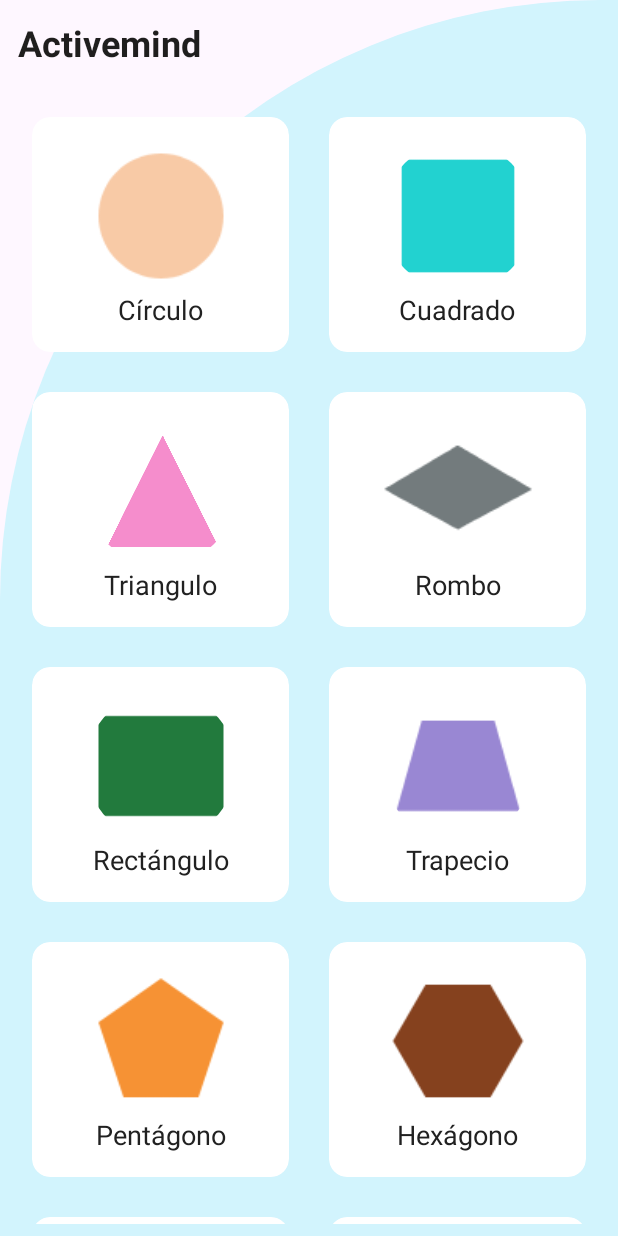
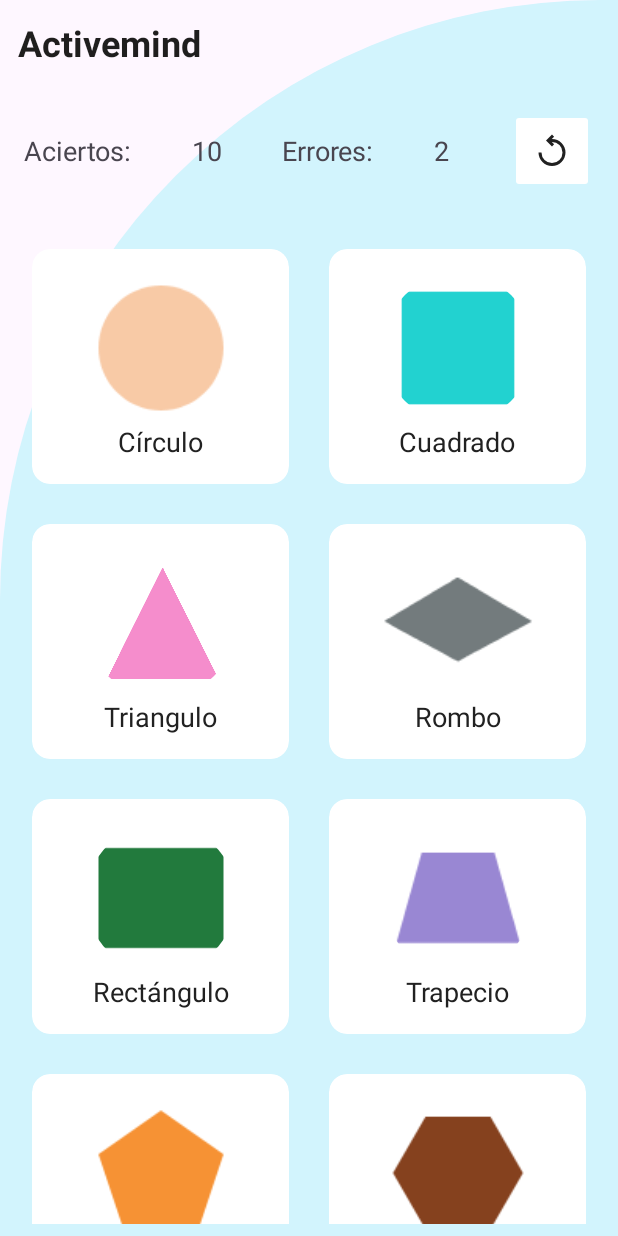
Before and after one commit to Alness1314/Activemind, an Android app: the screen it shows after launch (MainActivity), on a phone screen of 412 x 824 dp. Run offline under Robolectric (Android 15) with nearby library versions, the light colour scheme and no system bars.

Commit message:
feat: :zap: se añade score al layout main

```diff
--- a/app/src/main/java/com/example/activemind/MainActivity.kt
+++ b/app/src/main/java/com/example/activemind/MainActivity.kt
@@ -10,6 +10,7 @@ import android.nfc.NfcAdapter
 import android.os.Bundle
 import android.util.Log
 import android.view.View
+import android.widget.Toast
 import androidx.activity.enableEdgeToEdge
 import androidx.appcompat.app.AppCompatActivity
 import androidx.core.view.ViewCompat
@@ -28,6 +29,9 @@ class MainActivity : AppCompatActivity(), OnClickListener {
     private lateinit var nfcCardAdapter: NfcCardAdapter
     private lateinit var gridLayoutManager: GridLayoutManager
     private lateinit var binding: ActivityMainBinding
+
+    private var success: Int = 10
+    private var errors: Int = 2
 
     //NFC
     private var nfcAdapter: NfcAdapter? = null
@@ -61,7 +65,19 @@ class MainActivity : AppCompatActivity(), OnClickListener {
             Intent(this, javaClass).addFlags(Intent.FLAG_ACTIVITY_SINGLE_TOP),
             PendingIntent.FLAG_MUTABLE)
 
+        binding.btnReset.setOnClickListener {
+            errors = 0
+            success = 0
+            setValuesScore(success, errors)
+        }
 
+        setValuesScore(success, errors)
+
+    }
+
+    private fun setValuesScore(success: Int, errors: Int){
+        binding.tvSuccess.text = success.toString()
+        binding.tvError.text = errors.toString()
     }
 
     private fun getCards(): MutableList<NfcCard> {
--- a/app/src/main/java/com/example/activemind/NfcCardDialogFragment.kt
+++ b/app/src/main/java/com/example/activemind/NfcCardDialogFragment.kt
@@ -10,6 +10,7 @@ import android.view.LayoutInflater
 import android.view.View
 import android.view.ViewGroup
 import android.view.animation.AnimationUtils
+import android.widget.Button
 import android.widget.Toast
 import androidx.annotation.RawRes
 import androidx.core.content.ContextCompat
@@ -86,7 +87,7 @@ class NfcCardDialogFragment : DialogFragment() {
         if (nfcFigure == figure && nfcColor == color) {
             countDownTimer.cancel()
 
-            binding.tvTimerFragment.text = "¡Tarjeta Correcta!"
+            binding.tvTimerFragment.text = "¡Figura Correcta!"
             binding.tvTimerFragment.setTextColor(ContextCompat.getColor(requireContext(), R.color.card_text_color))
             binding.ivIconFragment.setImageDrawable(ContextCompat.getDrawable(requireContext(), R.drawable.ic_check_64))
 
@@ -100,7 +101,7 @@ class NfcCardDialogFragment : DialogFragment() {
             }, 1000) // Cierra el dialog tras 1 segundo
         } else {
 
-            binding.tvTimerFragment.text = "¡Tarjeta Incorrecta!"
+            binding.tvTimerFragment.text = "¡Figura Incorrecta!"
             binding.ivIconFragment.setImageDrawable(ContextCompat.getDrawable(requireContext(), R.drawable.ic_close_64))
             playSound(R.raw.sound_wrong)
 
--- a/app/src/main/res/anim/shake.xml
+++ b/app/src/main/res/anim/shake.xml
@@ -1,6 +1,6 @@
 <?xml version="1.0" encoding="utf-8"?>
 <translate xmlns:android="http://schemas.android.com/apk/res/android"
-    android:duration="400"
+    android:duration="200"
     android:fromXDelta="-10dp"
     android:toXDelta="10dp"
     android:repeatCount="3"
--- /dev/null
+++ b/app/src/main/res/drawable/ic_replay_24.xml
@@ -0,0 +1,5 @@
+<vector xmlns:android="http://schemas.android.com/apk/res/android" android:height="24dp" android:tint="@color/card_text_color" android:viewportHeight="960" android:viewportWidth="960" android:width="24dp">
+
+    <path android:fillColor="@android:color/white" android:pathData="M480,880Q405,880 339.5,851.5Q274,823 225.5,774.5Q177,726 148.5,660.5Q120,595 120,520L200,520Q200,637 281.5,718.5Q363,800 480,800Q597,800 678.5,718.5Q760,637 760,520Q760,403 678.5,321.5Q597,240 480,240L474,240L536,302L480,360L320,200L480,40L536,98L474,160L480,160Q555,160 620.5,188.5Q686,217 734.5,265.5Q783,314 811.5,379.5Q840,445 840,520Q840,595 811.5,660.5Q783,726 734.5,774.5Q686,823 620.5,851.5Q555,880 480,880Z"/>
+
+</vector>
--- a/app/src/main/res/layout/activity_main.xml
+++ b/app/src/main/res/layout/activity_main.xml
@@ -20,12 +20,65 @@
         app:layout_constraintStart_toStartOf="parent"
         app:layout_constraintTop_toTopOf="parent" />
 
+
+    <LinearLayout
+        android:id="@+id/lyPuntaje"
+        android:layout_width="0dp"
+        android:layout_height="wrap_content"
+        app:layout_constraintStart_toStartOf="parent"
+        app:layout_constraintEnd_toEndOf="parent"
+        app:layout_constraintTop_toBottomOf="@id/title"
+        app:layout_constraintBottom_toTopOf="@id/recyclerView"
+        android:orientation="horizontal"
+        android:gravity="center"
+        android:padding="16dp"
+        >
+        <TextView
+            android:layout_width="wrap_content"
+            android:layout_height="wrap_content"
+            android:text="@string/score_good"
+            android:layout_weight="1"
+            android:textSize="18sp"
+            />
+        <TextView
+            android:id="@+id/tvSuccess"
+            android:layout_width="wrap_content"
+            android:layout_height="wrap_content"
+            tools:text="0"
+            android:textSize="18sp"
+            android:layout_weight="1"/>
+
+        <TextView
+            android:layout_width="wrap_content"
+            android:layout_height="wrap_content"
+            android:text="@string/score_bad"
+            android:layout_weight="1"
+            android:textSize="18sp"
+            />
+        <TextView
+            android:id="@+id/tvError"
+            android:layout_width="wrap_content"
+            android:layout_height="wrap_content"
+            tools:text="0"
+            android:textSize="18sp"
+            android:layout_weight="1"/>
+
+        <ImageButton
+            android:id="@+id/btnReset"
+            android:layout_width="wrap_content"
+            android:layout_height="wrap_content"
+            android:src="@drawable/ic_replay_24"
+            android:padding="16dp"
+            android:backgroundTint="@color/card_background_color"/>
+
+    </LinearLayout>
+
     <androidx.recyclerview.widget.RecyclerView
         android:id="@+id/recyclerView"
         android:layout_width="0dp"
         android:layout_height="0dp"
         tools:listitem="@layout/item_card"
-        app:layout_constraintTop_toBottomOf="@id/title"
+        app:layout_constraintTop_toBottomOf="@id/lyPuntaje"
         app:layout_constraintBottom_toBottomOf="parent"
         app:layout_constraintStart_toStartOf="parent"
         app:layout_constraintEnd_toEndOf="parent"
--- a/app/src/main/res/values/strings.xml
+++ b/app/src/main/res/values/strings.xml
@@ -5,4 +5,6 @@
     <!-- TODO: Remove or change this placeholder text -->
     <string name="hello_blank_fragment">Hello blank fragment</string>
     <string name="circle">Circulo</string>
+    <string name="score_good">Aciertos:</string>
+    <string name="score_bad">Errores:</string>
 </resources>
```
